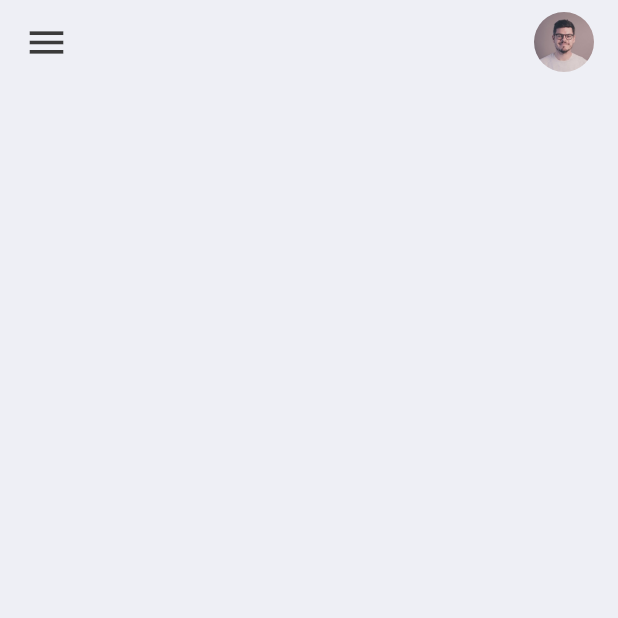
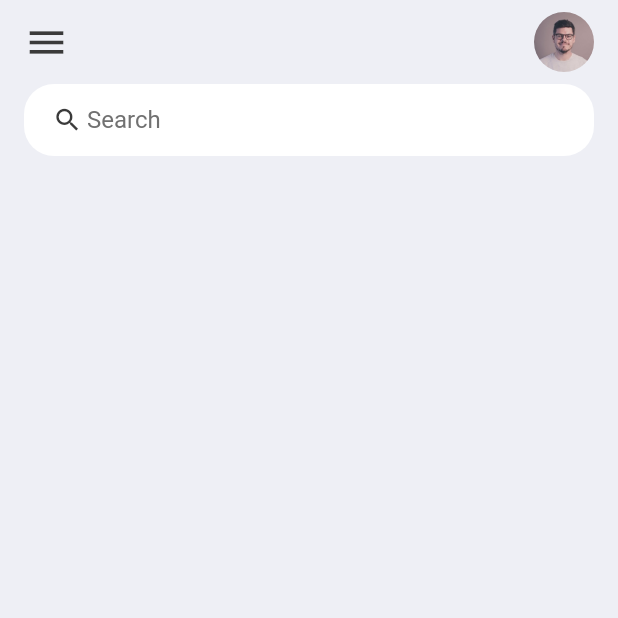
Before and after one commit to leticiabytes/todo_app, a Flutter app: the screen it shows after launch, on a phone screen of 412 x 824 dp, the top half of it. Run offline on Flutter 3.47's test engine with Material 2 defaults, Android fonts, the phone set to English and light mode, and no system bars.

Commit message:
feat: create searchBox widget
Signed-off-by: Letícia Vieira <lvieira268@gmail.com>

```diff
--- a/lib/screens/home.dart
+++ b/lib/screens/home.dart
@@ -6,7 +6,40 @@ class Home extends StatelessWidget {
 
   @override
   Widget build(BuildContext context) {
-    return Scaffold(backgroundColor: tdBGColor, appBar: _buildAppBar());
+    return Scaffold(
+      backgroundColor: tdBGColor,
+      appBar: _buildAppBar(),
+      body: Container(
+        padding: const EdgeInsets.symmetric(horizontal: 16),
+        child: Column(
+          children: [searchBox()],
+        ),
+      ),
+    );
+  }
+
+  Widget searchBox() {
+    return Container(
+      padding: const EdgeInsets.symmetric(horizontal: 16),
+      decoration: BoxDecoration(
+          color: Colors.white, borderRadius: BorderRadius.circular(20)),
+      child: const TextField(
+        decoration: InputDecoration(
+            contentPadding: EdgeInsets.all(0),
+            prefixIcon: Icon(
+              Icons.search,
+              color: tdBlack,
+              size: 20,
+            ),
+            prefixIconConstraints: BoxConstraints(
+              maxHeight: 20,
+              minWidth: 26,
+            ),
+            border: InputBorder.none,
+            hintText: 'Search',
+            hintStyle: TextStyle(color: tdGrey)),
+      ),
+    );
   }
 
   AppBar _buildAppBar() {
```
